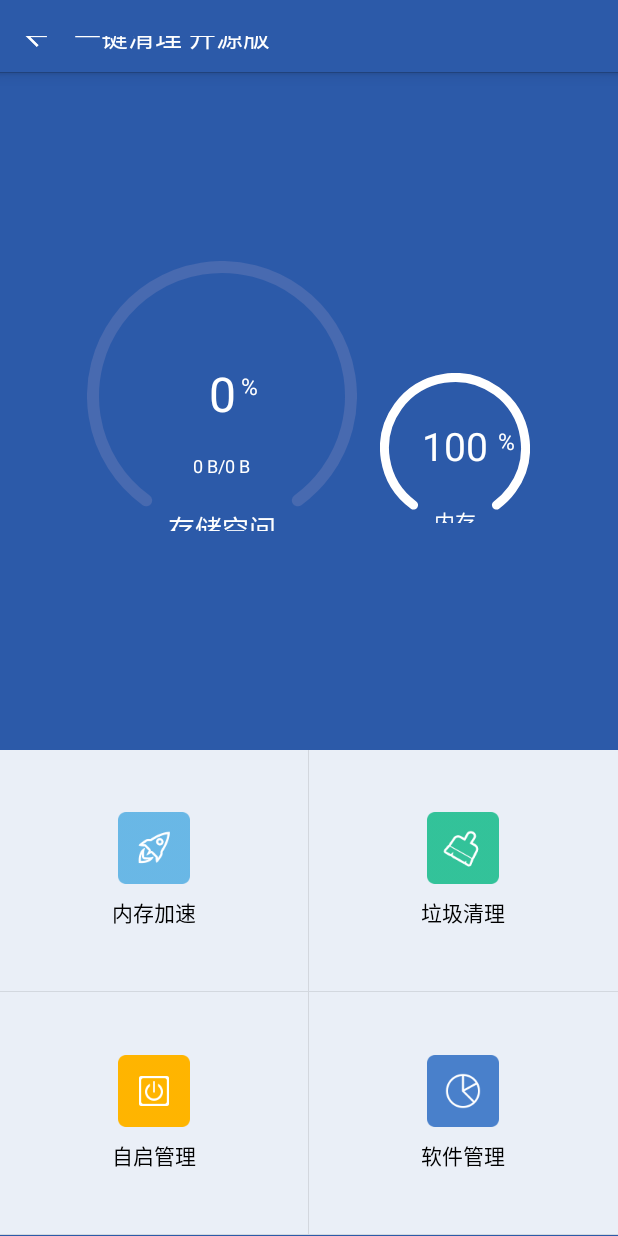
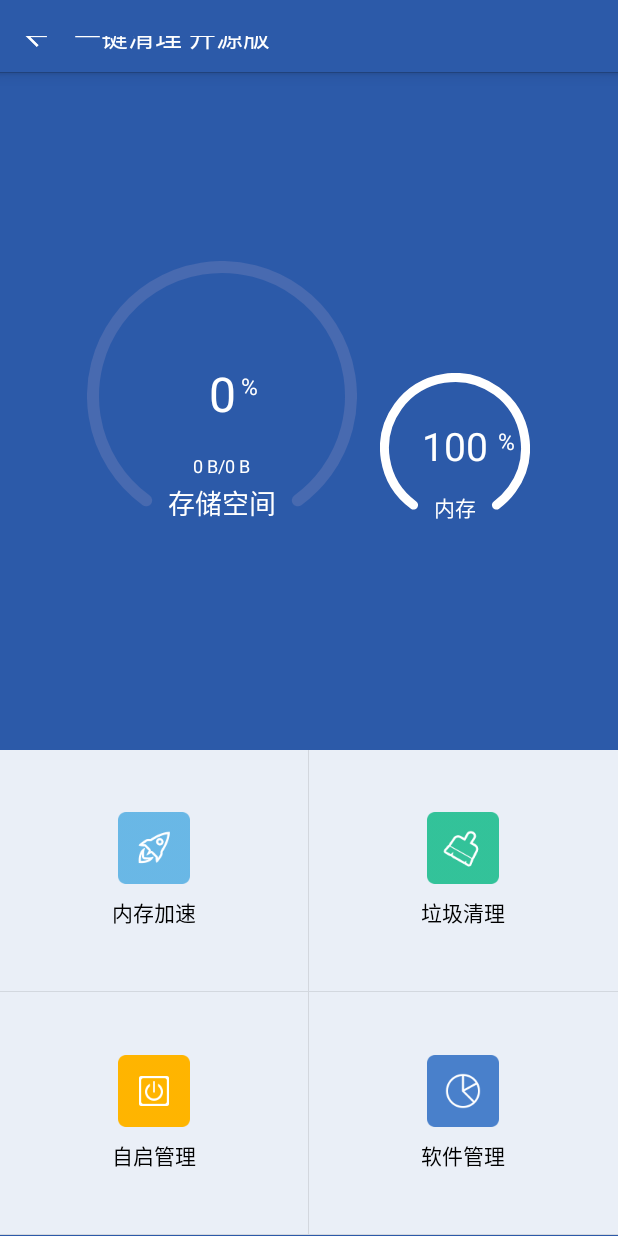
Before and after one commit to ShyBigBoy/mySuperCleanMaster, an Android app: the fragment MainFragment placed in its activity, on a phone screen of 412 x 824 dp. Run offline under Robolectric (Android 15) with nearby library versions, the phone set to English and light mode, and no system bars; our stand-ins replace ButterKnife; 5 statements that could not run were skipped.

Commit message:
fix bug about custom view:ArcProgress

```diff
--- a/app/src/main/AndroidManifest.xml
+++ b/app/src/main/AndroidManifest.xml
@@ -151,6 +151,7 @@
             android:screenOrientation="portrait"
             android:theme="@android:style/Theme.Translucent.NoTitleBar"></activity>
         <activity android:name=".ui.TabMainActivity"
+            android:screenOrientation="portrait"
             android:theme="@style/AppTheme2"></activity>
     </application>
 
--- a/app/src/main/java/com/yzy/supercleanmaster/widget/circleprogress/ArcProgress.java
+++ b/app/src/main/java/com/yzy/supercleanmaster/widget/circleprogress/ArcProgress.java
@@ -12,6 +12,7 @@ import android.os.Parcelable;
 import android.text.TextPaint;
 import android.text.TextUtils;
 import android.util.AttributeSet;
+import android.util.Log;
 import android.view.View;
 
 import com.yzy.supercleanmaster.R;
@@ -149,6 +150,7 @@ public class ArcProgress extends View {
 	public void invalidate() {
 		initPainters();
 		super.invalidate();
+		Log.i("CleanMaster", "ArcProgress.invalidate");
 	}
 
 	public float getStrokeWidth() {
@@ -288,10 +290,18 @@ public class ArcProgress extends View {
 		rectF.set(strokeWidth / 2f, strokeWidth / 2f,
 				MeasureSpec.getSize(widthMeasureSpec) - strokeWidth / 2f,
 				MeasureSpec.getSize(heightMeasureSpec) - strokeWidth / 2f);
-		float radius = getWidth() / 2f;
+		//float radius = getWidth() / 2f;
+		/* 在onLayout()过程结束后，我们就可以调用getWidth()方法和getHeight()方法来获取视图的宽高了。
+		   getWidth()方法和getMeasureWidth()的值基本相同。
+		   但getMeasureWidth()方法在measure()过程结束后就可以获取到了，而getWidth()方法要在layout()过程结束后才能获取到。
+		   另外，getMeasureWidth()方法中的值是通过setMeasuredDimension()方法来进行设置的，
+		   而getWidth()方法中的值则是通过视图右边的坐标减去左边的坐标计算出来的。 */
+		float radius = getMeasuredWidth() / 2f;
 		float angle = (360 - arcAngle) / 2f;
 		arcBottomHeight = radius
 				* (float) (1 - Math.cos(angle / 180 * Math.PI));
+		Log.i("CleanMaster", "ArcProgress.onMeasure " + radius + " " + arcAngle
+				+ " " + angle + " " + arcBottomHeight);
 		setMeasuredDimension(widthMeasureSpec, heightMeasureSpec);
 	}
 
@@ -333,6 +343,7 @@ public class ArcProgress extends View {
 					(getWidth() - textPaint.measureText(getBottomText())) / 2.0f,
 					bottomTextBaseline, textPaint);
 		}
+		Log.i("CleanMaster", "ArcProgress.onDraw " + suffixTextPadding);
 	}
 
 	@Override
@@ -353,6 +364,7 @@ public class ArcProgress extends View {
 				getUnfinishedStrokeColor());
 		bundle.putFloat(INSTANCE_ARC_ANGLE, getArcAngle());
 		bundle.putString(INSTANCE_SUFFIX, getSuffixText());
+		Log.i("CleanMaster", "ArcProgress.onSaveInstanceState");
 		return bundle;
 	}
 
@@ -378,5 +390,6 @@ public class ArcProgress extends View {
 			return;
 		}
 		super.onRestoreInstanceState(state);
+		Log.i("CleanMaster", "ArcProgress.onRestoreInstanceState");
 	}
 }
```
Also changed, not shown: 2 other files.
